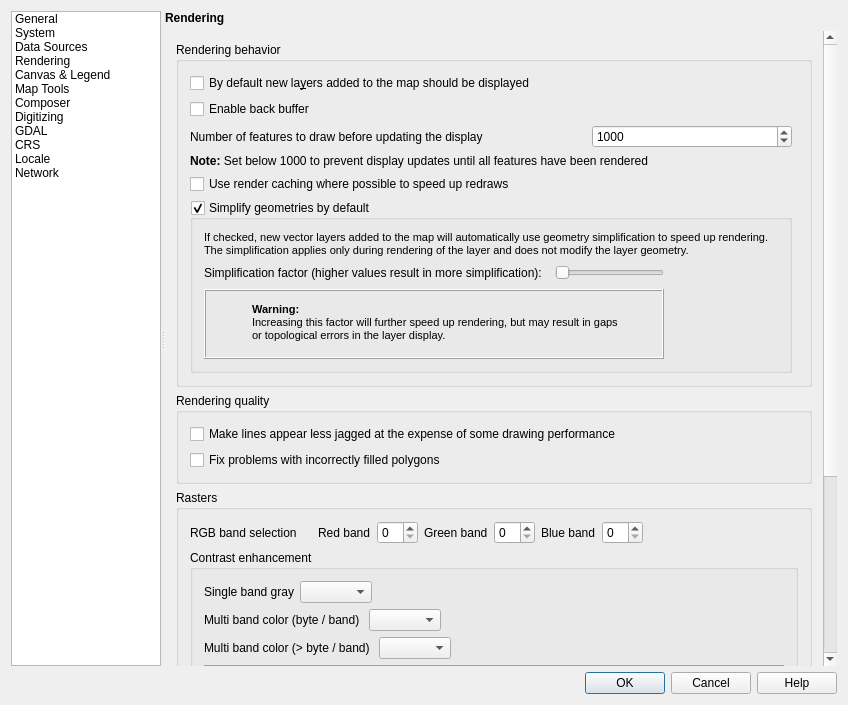
qgis/QGIS, file src/ui/qgsoptionsbase.ui: the form before one commit.
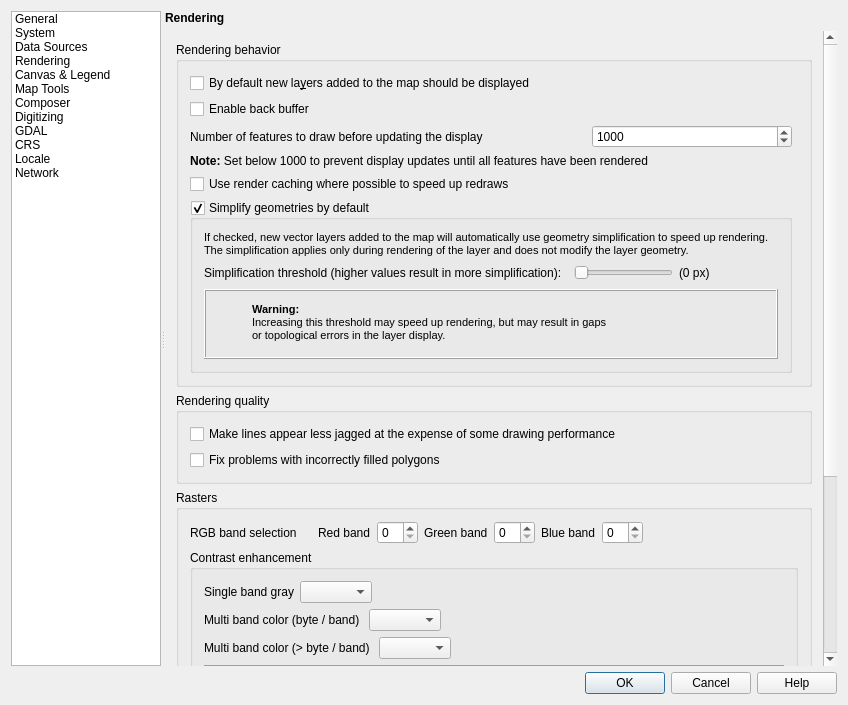
The form after the commit. The open tabs and pages were chosen to show the change. Icons and pictures are not drawn. Custom widgets are drawn as their Qt base class.

Commit message: #8725-R: show map2pixel threshold in panels

```diff
--- a/src/ui/qgsoptionsbase.ui
+++ b/src/ui/qgsoptionsbase.ui
@@ -1716,7 +1716,7 @@
                      <item row="5" column="2">
                       <widget class="QLabel" name="label_56">
                        <property name="text">
-                        <string>Simplification factor (higher values result in more simplification):  </string>
+                         <string>Simplification threshold (higher values result in more simplification):  </string>
                        </property>
                        <property name="margin">
                         <number>2</number>
@@ -1757,7 +1757,17 @@
                        </property>
                       </widget>
                      </item>
-                     <item row="8" column="2" colspan="2">
+                      <item row="5" column="4">
+                       <widget class="QLabel" name="mSimplifyDrawingPx">
+                        <property name="text">
+                         <string>(0 px)</string>
+                        </property>
+                        <property name="margin">
+                         <number>2</number>
+                        </property>
+                       </widget>
+                      </item>
+                      <item row="8" column="2" colspan="3">
                       <widget class="QFrame" name="mSimplifyDrawingPanel">
                        <property name="minimumSize">
                         <size>
@@ -1835,7 +1845,7 @@
 p, li { white-space: pre-wrap; }
 &lt;/style&gt;&lt;/head&gt;&lt;body style=&quot; font-family:'MS Shell Dlg 2'; font-size:8.25pt; font-weight:400; font-style:normal;&quot;&gt;
 &lt;p style=&quot; margin-top:0px; margin-bottom:0px; margin-left:0px; margin-right:0px; -qt-block-indent:0; text-indent:0px;&quot;&gt;&lt;span style=&quot; font-size:8pt;&quot;&gt; &lt;/span&gt;&lt;span style=&quot; font-size:8pt; font-weight:600;&quot;&gt;Warning:&lt;/span&gt;&lt;/p&gt;
-&lt;p style=&quot; margin-top:0px; margin-bottom:0px; margin-left:0px; margin-right:0px; -qt-block-indent:0; text-indent:0px;&quot;&gt;&lt;span style=&quot; font-size:8pt;&quot;&gt; Increasing this factor will further speed up rendering, but may result in gaps &lt;/span&gt;&lt;/p&gt;
+&lt;p style=&quot; margin-top:0px; margin-bottom:0px; margin-left:0px; margin-right:0px; -qt-block-indent:0; text-indent:0px;&quot;&gt;&lt;span style=&quot; font-size:8pt;&quot;&gt; Increasing this threshold may speed up rendering, but may result in gaps &lt;/span&gt;&lt;/p&gt;
 &lt;p style=&quot; margin-top:0px; margin-bottom:0px; margin-left:0px; margin-right:0px; -qt-block-indent:0; text-indent:0px;&quot;&gt;&lt;span style=&quot; font-size:8pt;&quot;&gt; or topological errors in the layer display.&lt;/span&gt;&lt;/p&gt;&lt;/body&gt;&lt;/html&gt;</string>
                         </property>
                        </widget>
```
Lines whose indentation alone changed are shown as unchanged. The commit also changes 3 other files.
